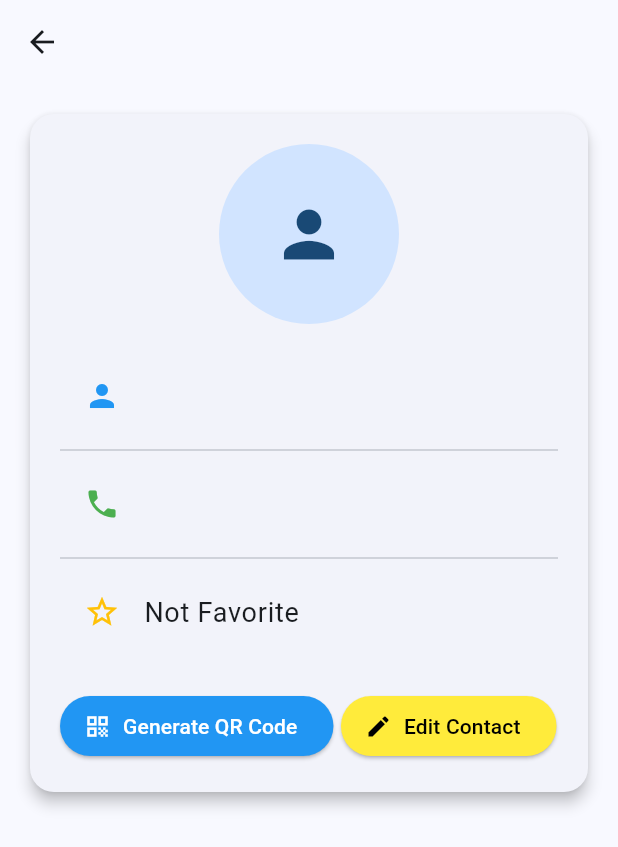
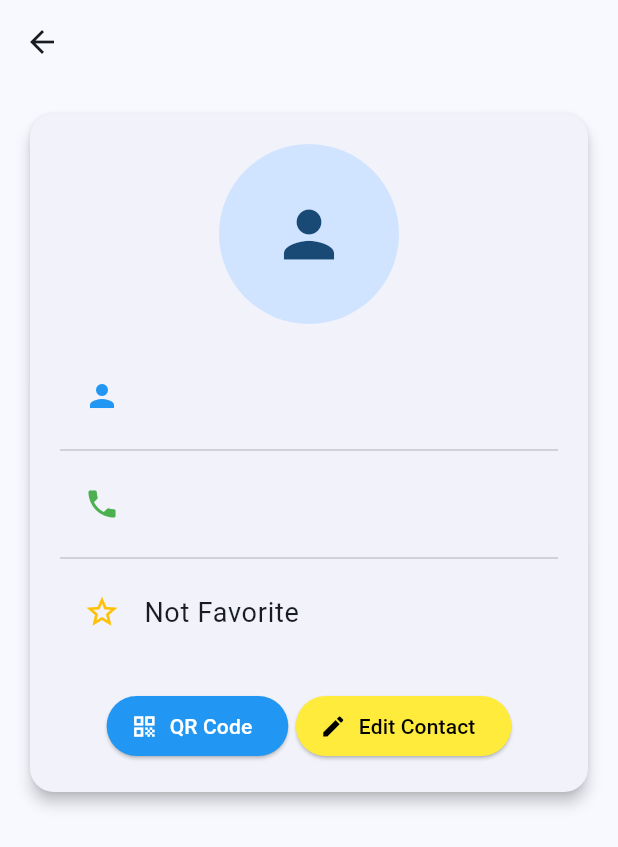
Before and after one commit to nada-lakes/first-flutter, a Flutter app: the ContactDetailPage screen opened directly with empty values, on a phone screen of 412 x 824 dp. Shown: the top 847 px of the screen. Run offline on Flutter 3.47's test engine with Material 3 defaults, Android fonts, the phone set to English and light mode, and no system bars; our stand-ins replace file_picker, flutter_speed_dial, hive, hive_flutter, image_picker, permission_handler and 1 more; missing offline and left inert: excel, qr_code_scanner_plus; accounts and stored records are empty.

Commit message:
fix : row set to center

```diff
--- a/lib/ui/contact_detail.dart
+++ b/lib/ui/contact_detail.dart
@@ -115,12 +115,13 @@ class _ContactDetailPageState extends State<ContactDetailPage> {
                 ),
                 const SizedBox(height: 24),
                 Row(
+                  mainAxisAlignment: MainAxisAlignment.center,
                   children: [
                     Center(
                       child: ElevatedButton.icon(
                         onPressed: _generateQr,
                         icon: const Icon(Icons.qr_code),
-                        label: const Text("Generate QR Code"),
+                        label: const Text("QR Code"),
                         style: ElevatedButton.styleFrom(
                           backgroundColor: Colors.blue,
                           foregroundColor: Colors.white,
```
